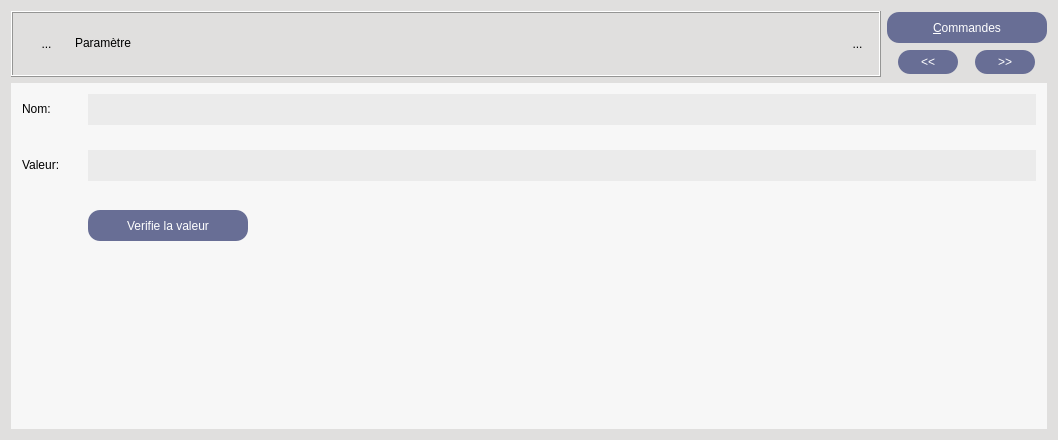
Above: UiQT5/desWidgetParam.ui from SalomePlatform/eficas_tools before the change. Below: the same form after it.
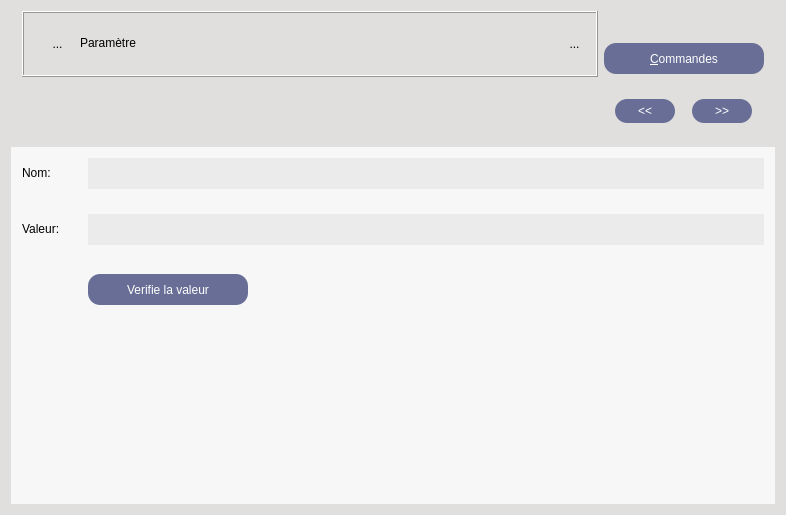
That is the form after the change. Icons and pictures are not drawn. Custom widgets are drawn as their Qt base class.

Commit message: import, formule, param et etc

Diff of the .ui file:
```diff
--- a/UiQT5/desWidgetParam.ui
+++ b/UiQT5/desWidgetParam.ui
@@ -6,8 +6,8 @@
    <rect>
     <x>0</x>
     <y>0</y>
-    <width>1058</width>
-    <height>440</height>
+    <width>786</width>
+    <height>515</height>
    </rect>
   </property>
   <property name="sizePolicy">
@@ -32,11 +32,52 @@
    <string notr="true">background-color : rgb(224,223,222);
 font : 'times' 9px</string>
   </property>
+  <layout class="QVBoxLayout" name="verticalLayout_2">
+   <item>
+    <widget class="QFrame" name="frameAffichage">
+     <property name="sizePolicy">
+      <sizepolicy hsizetype="Preferred" vsizetype="Fixed">
+       <horstretch>0</horstretch>
+       <verstretch>0</verstretch>
+      </sizepolicy>
+     </property>
+     <property name="minimumSize">
+      <size>
+       <width>0</width>
+       <height>130</height>
+      </size>
+     </property>
+     <property name="maximumSize">
+      <size>
+       <width>16777215</width>
+       <height>130</height>
+      </size>
+     </property>
+     <property name="styleSheet">
+      <string notr="true">background-color:rgb(224,223,222)</string>
+     </property>
+     <property name="frameShape">
+      <enum>QFrame::NoFrame</enum>
+     </property>
+     <property name="frameShadow">
+      <enum>QFrame::Raised</enum>
+     </property>
+     <layout class="QHBoxLayout" name="horizontalLayout_5">
+      <property name="spacing">
+       <number>0</number>
+      </property>
+      <property name="topMargin">
+       <number>0</number>
+      </property>
+      <property name="bottomMargin">
+       <number>0</number>
+      </property>
+      <item>
+       <layout class="QHBoxLayout" name="horizontalLayout_4">
+        <item>
   <layout class="QVBoxLayout" name="verticalLayout_3">
    <item>
-    <layout class="QHBoxLayout" name="horizontalLayout_2">
-     <item>
-      <widget class="QFrame" name="frame_2">
+           <widget class="QFrame" name="frame_3">
        <property name="sizePolicy">
         <sizepolicy hsizetype="Preferred" vsizetype="Fixed">
          <horstretch>0</horstretch>
@@ -49,7 +90,10 @@
        <property name="frameShadow">
         <enum>QFrame::Raised</enum>
        </property>
-       <layout class="QHBoxLayout" name="horizontalLayout">
+            <layout class="QHBoxLayout" name="horizontalLayout_6">
+             <property name="spacing">
+              <number>0</number>
+             </property>
         <item>
          <spacer name="horizontalSpacer_5">
           <property name="orientation">
@@ -152,12 +196,44 @@
           </property>
           <property name="sizeHint" stdset="0">
            <size>
-            <width>78</width>
+                 <width>2</width>
             <height>40</height>
            </size>
           </property>
          </spacer>
         </item>
+             <item>
+              <spacer name="horizontalSpacer_8">
+               <property name="orientation">
+                <enum>Qt::Horizontal</enum>
+               </property>
+               <property name="sizeType">
+                <enum>QSizePolicy::Ignored</enum>
+               </property>
+               <property name="sizeHint" stdset="0">
+                <size>
+                 <width>2</width>
+                 <height>40</height>
+                </size>
+               </property>
+              </spacer>
+             </item>
+             <item>
+              <spacer name="horizontalSpacer_9">
+               <property name="orientation">
+                <enum>Qt::Horizontal</enum>
+               </property>
+               <property name="sizeType">
+                <enum>QSizePolicy::Fixed</enum>
+               </property>
+               <property name="sizeHint" stdset="0">
+                <size>
+                 <width>13</width>
+                 <height>20</height>
+                </size>
+               </property>
+              </spacer>
+             </item>
         <item>
          <widget class="QToolButton" name="RBPoubelle">
           <property name="minimumSize">
@@ -202,7 +278,28 @@
       </widget>
      </item>
      <item>
-      <layout class="QVBoxLayout" name="verticalLayout_2">
+           <spacer name="verticalSpacer_3">
+            <property name="orientation">
+             <enum>Qt::Vertical</enum>
+            </property>
+            <property name="sizeHint" stdset="0">
+             <size>
+              <width>20</width>
+              <height>40</height>
+             </size>
+            </property>
+           </spacer>
+          </item>
+         </layout>
+        </item>
+        <item>
+         <layout class="QVBoxLayout" name="verticalLayout_4">
+          <property name="spacing">
+           <number>8</number>
+          </property>
+          <property name="topMargin">
+           <number>15</number>
+          </property>
        <item>
         <widget class="QPushButton" name="bCatalogue">
          <property name="sizePolicy">
@@ -241,7 +338,7 @@
         </widget>
        </item>
        <item>
-        <layout class="QHBoxLayout" name="horizontalLayout_3">
+           <layout class="QHBoxLayout" name="horizontalLayout_8">
          <item>
           <widget class="QPushButton" name="bAvant">
            <property name="sizePolicy">
@@ -340,6 +437,9 @@
      </item>
     </layout>
    </item>
+     </layout>
+    </widget>
+   </item>
    <item>
     <widget class="QScrollArea" name="scrollAreaCommandes">
      <property name="minimumSize">
@@ -369,8 +469,8 @@
        <rect>
         <x>0</x>
         <y>0</y>
-        <width>1040</width>
-        <height>349</height>
+        <width>768</width>
+        <height>361</height>
        </rect>
       </property>
       <layout class="QVBoxLayout" name="verticalLayout">
```
Left out of the diff: 29 changed lines with no effect on the pictures. Lines whose indentation alone changed are shown as unchanged. The commit also changes 40 other files.
